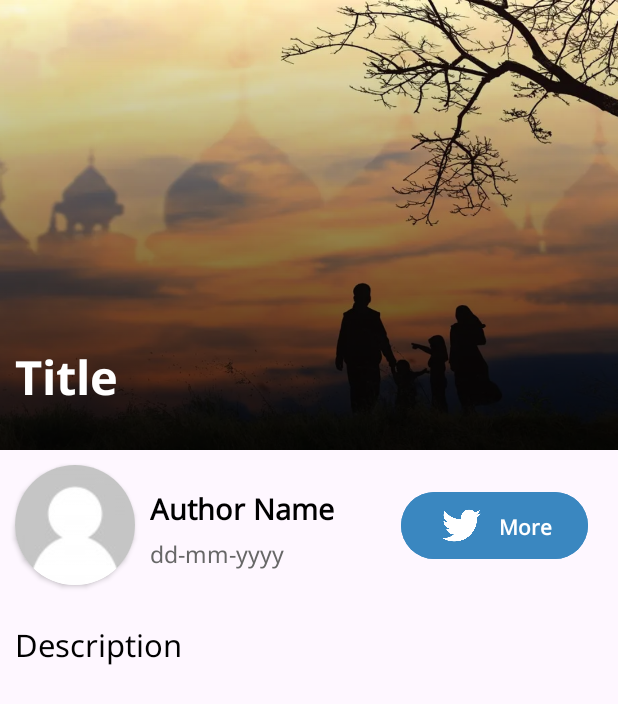
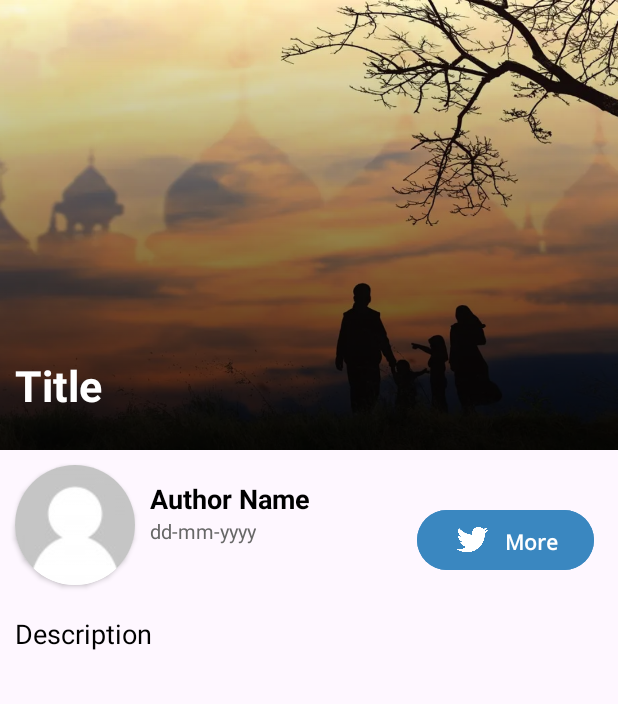
Before and after one commit to VinayakGardi/NewsHub-News-Application, an Android app: the ArticleActivity screen opened directly, with no data from a screen before it, on a phone screen of 412 x 824 dp. Shown: the top 704 px of the screen. Run offline under Robolectric (Android 15) with nearby library versions, the phone set to English and light mode, and no system bars; our stand-ins replace sdp/ssp sizes; libraries missing offline, so code that uses them is left out: com.zzhoujay.richtext; network calls fail; 12 statements that could not run were skipped.

Commit message:
Updated the text with image and videos using rich text Also completed with the article activity for detailed view of the news

```diff
--- a/app/build.gradle
+++ b/app/build.gradle
@@ -54,5 +54,7 @@
     implementation "androidx.lifecycle:lifecycle-viewmodel:$lifecycle_version"
     implementation "androidx.lifecycle:lifecycle-viewmodel-ktx:$lifecycle_version"
     implementation 'org.jetbrains.kotlinx:kotlinx-coroutines-android:1.6.4'
+    implementation 'com.zzhoujay.richtext:richtext:3.0.0'
+    implementation 'androidx.browser:browser:1.6.0'
 
 }
--- a/app/src/main/java/com/vinayakgardi/newshub_newsapplication/Repository/MainRepository.kt
+++ b/app/src/main/java/com/vinayakgardi/newshub_newsapplication/Repository/MainRepository.kt
@@ -45,6 +45,7 @@
                             .getJSONObject("full").getString("source_url")
 
                         val category = getJSONArray("categories").get(0).toString().toInt()
+                        val authorUrl = authorArray.getJSONObject(0).getString("link")
 
                         val model = ArticleModel(
                             id,
@@ -57,7 +58,8 @@
                             readingTime,
                             articleUrl,
                             image,
-                            category
+                            category,
+                            authorUrl
                         )
 
                         tempList.add(model)
--- a/app/src/main/res/layout/activity_article.xml
+++ b/app/src/main/res/layout/activity_article.xml
@@ -27,7 +27,7 @@
                 app:layout_constraintTop_toTopOf="parent" />
 
             <ImageView
-                android:id="@+id/imageView"
+
                 android:layout_width="match_parent"
                 android:layout_height="match_parent"
                 android:background="@drawable/shape_gradient_trans"
@@ -47,7 +47,7 @@
                 android:layout_marginBottom="24dp"
                 android:text="Title"
                 android:textColor="@color/white"
-                android:textSize="@dimen/_24sdp"
+                android:textSize="@dimen/_22sdp"
                 app:layout_constraintBottom_toBottomOf="@+id/detailed_image"
                 app:layout_constraintStart_toStartOf="parent"
 
@@ -83,12 +83,13 @@
             <TextView
                 android:id="@+id/detailed_author_name"
                 style="@style/news_list_description"
-                android:layout_width="wrap_content"
+                android:layout_width="130dp"
                 android:layout_height="wrap_content"
+
                 android:layout_marginHorizontal="10dp"
                 android:layout_marginTop="20dp"
                 android:text="Author Name"
-                android:textSize="@dimen/_15sdp"
+                android:textSize="@dimen/_14sdp"
                 android:textStyle="bold"
                 app:layout_constraintStart_toEndOf="@+id/cardView"
                 app:layout_constraintTop_toTopOf="parent" />
@@ -100,25 +101,25 @@
                 android:layout_height="wrap_content"
                 android:text="dd-mm-yyyy"
                 android:textColor="@color/grey"
-                android:textSize="@dimen/_12sdp"
+                android:textSize="@dimen/_10sdp"
                 app:layout_constraintStart_toStartOf="@+id/detailed_author_name"
                 app:layout_constraintTop_toBottomOf="@+id/detailed_author_name" />
 
             <com.google.android.material.button.MaterialButton
-                android:id="@+id/detailed_twitter"
+                android:id="@+id/detailed_button"
                 android:layout_width="wrap_content"
                 android:layout_height="wrap_content"
+                android:layout_marginEnd="16dp"
+                android:layout_marginBottom="16dp"
                 android:backgroundTint="@color/dark_Color_Primary"
                 android:text="More"
                 android:textColor="@color/white"
                 android:textStyle="bold"
                 app:icon="@drawable/twitter"
-                app:iconSize="@dimen/_25sdp"
-                android:layout_margin="20dp"
+                app:iconSize="@dimen/_20sdp"
                 app:iconTint="@color/white"
                 app:layout_constraintBottom_toBottomOf="parent"
-                app:layout_constraintEnd_toEndOf="parent"
-                app:layout_constraintTop_toTopOf="parent" />
+                app:layout_constraintEnd_toEndOf="parent" />
 
 
         </androidx.constraintlayout.widget.ConstraintLayout>
@@ -130,7 +131,7 @@
             android:layout_height="wrap_content"
             android:layout_margin="10dp"
             android:text="Description"
-            android:textSize="@dimen/_16sdp" />
+            android:textSize="@dimen/_14sdp" />
 
 
 
--- a/app/src/main/res/layout/item_card_news.xml
+++ b/app/src/main/res/layout/item_card_news.xml
@@ -5,6 +5,7 @@
     android:layout_height="wrap_content">
 
     <com.google.android.material.card.MaterialCardView
+        android:id="@+id/item_news_card"
         android:layout_width="match_parent"
         android:layout_height="350dp"
         android:layout_margin="10dp"
--- a/gradle.properties
+++ b/gradle.properties
@@ -21,3 +21,4 @@
 # resources declared in the library itself and none from the library's dependencies,
 # thereby reducing the size of the R class for that library
 android.nonTransitiveRClass=true
+android.enableJetifier = true
--- a/settings.gradle
+++ b/settings.gradle
@@ -10,6 +10,7 @@
     repositories {
         google()
         mavenCentral()
+        jcenter()
     }
 }
 rootProject.name = "NewsHub_News Application"
```
Also changed, not shown: app/src/main/java/com/vinayakgardi/newshub_newsapplication/Activities/ArticleActivity.kt (+53 -3 lines), app/src/main/java/com/vinayakgardi/newshub_newsapplication/Adapter/ArticleAdapter.kt (+12 -0 lines), app/src/main/java/com/vinayakgardi/newshub_newsapplication/Model/ArticleModel.kt (+5 -2 lines), app/src/main/java/com/vinayakgardi/newshub_newsapplication/Utilites/Application_Utlis.kt (+14 -0 lines), app/src/main/java/com/vinayakgardi/newshub_newsapplication/Utilites/HTMLImageGetter.kt (added, +80 -0 lines).
